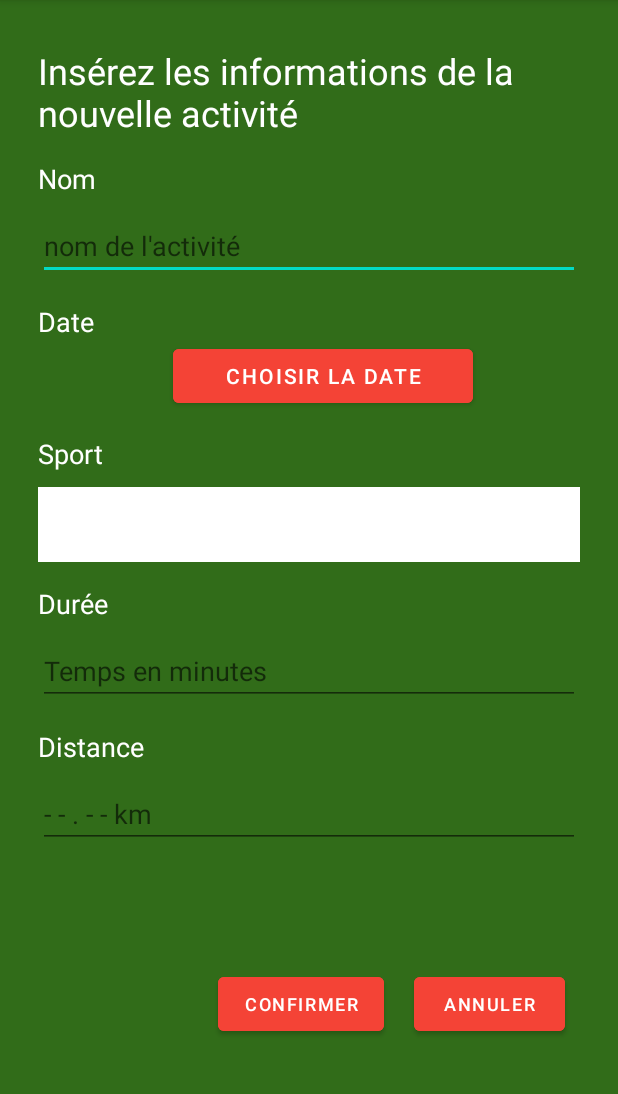
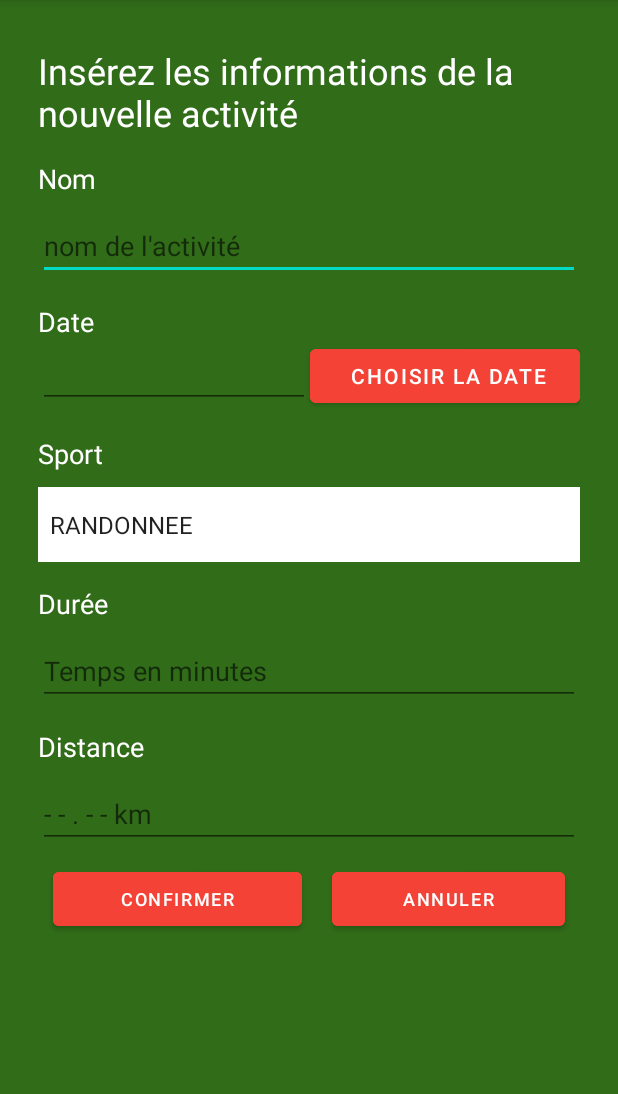
Before and after one commit to etiennebeaulieu/MaPan, an Android app: the ControleurHistorique screen opened directly, with no data from a screen before it, after a tap on an icon or button, on a phone screen of 412 x 824 dp, the part 84-1178 px from its top. Run offline under Robolectric (Android 15) with nearby library versions, the phone set to English and light mode, and no system bars.

Commit message:
ajouter activité

```diff
--- a/app/src/main/java/controleur/ControleurAjouterActivite.java
+++ b/app/src/main/java/controleur/ControleurAjouterActivite.java
@@ -1,13 +1,19 @@
 package controleur;
 
+import android.app.AlertDialog;
 import android.app.DatePickerDialog;
 import android.app.Dialog;
 import android.app.TimePickerDialog;
+import android.content.DialogInterface;
+import android.content.Intent;
 import android.os.Bundle;
 import android.view.View;
+import android.widget.Adapter;
+import android.widget.ArrayAdapter;
 import android.widget.Button;
 import android.widget.DatePicker;
 import android.widget.EditText;
+import android.widget.ListView;
 import android.widget.Spinner;
 
 import androidx.appcompat.app.AppCompatActivity;
@@ -15,22 +21,29 @@ import androidx.fragment.app.DialogFragment;
 
 import com.example.mapan.R;
 
+import java.sql.Date;
 import java.time.Instant;
 import java.time.temporal.Temporal;
 import java.util.Calendar;
-import java.util.Date;
+
+import modele.Activite;
+import modele.ActiviteAdapter;
+import modele.Fichier;
+import modele.Sport;
 
 public class ControleurAjouterActivite extends AppCompatActivity
 {
 
     private EditText editTextNom;
     private Spinner spinnerSport;
+    private EditText editTextDate;
     private Instant date;
     private EditText editTextDuree;
     private EditText editTextDistance;
     private Button boutonDate;
-
-    private DatePickerFragment datePicker;
+    private Activite activiteAjoutee;
+    //private ListView listeHistorique;
+    //private ActiviteAdapter adapter;
 
     @Override
     public void onCreate(Bundle savedInstanceState){
@@ -38,56 +51,51 @@ public class ControleurAjouterActivite extends AppCompatActivity
 
         setContentView(R.layout.ajouter_activite);
         editTextNom = findViewById(R.id.editTextNom);
+        editTextDate = findViewById(R.id.editTextDate);
         spinnerSport = (Spinner) findViewById(R.id.spinnerSport);
+        ArrayAdapter aa1 = new ArrayAdapter(this, android.R.layout.simple_spinner_item, Sport.values());
+        aa1.setDropDownViewResource(android.R.layout.simple_spinner_dropdown_item);
+        spinnerSport.setAdapter(aa1);
         editTextDuree = findViewById(R.id.editTextDuree);
         editTextDistance = findViewById(R.id.editTextDistance);
         boutonDate = findViewById(R.id.boutonDate);
 
-        datePicker = new DatePickerFragment();
+        /*adapter = new ActiviteAdapter(this, R.layout.list_row, Fichier.getListeActivites());
+        listeHistorique = findViewById(R.id.modifier_list);
+        listeHistorique.setAdapter(adapter);*/
     }
 
-    public String getNom(){
-        return this.editTextNom.getText().toString();
+    public Activite getActiviteAjoutee(){
+        return activiteAjoutee;
     }
 
-    public void setDate(Date date){
-        this.date = date.toInstant();
+    public void choisirDate(View view){
+        int selectedYear = Calendar.YEAR;
+        int selectedMonth = Calendar.MONTH;
+        int selectedDayOfMonth = Calendar.DAY_OF_MONTH;
+
+        DatePickerDialog.OnDateSetListener dateSetListener = new DatePickerDialog.OnDateSetListener() {
+            @Override
+            public void onDateSet(DatePicker view, int year, int month, int dayOfMonth) {
+                 editTextDate.setText(year + "-" + month + "-" + dayOfMonth);
+            }
+        };
+
+        DatePickerDialog datePickerDialog = new DatePickerDialog(this, android.R.style.Theme_Holo_Light_Dialog_NoActionBar,dateSetListener, selectedYear,selectedMonth,selectedDayOfMonth);
+        datePickerDialog.show();
     }
 
-    private void choisirDate(View view){
-        Dialog dialog = datePicker.getDialog();
+    public void confirmer(View view){
+        activiteAjoutee = new Activite(editTextNom.getText().toString(), Date.valueOf(editTextDate.getText().toString()).toInstant(),
+                Sport.valueOf(spinnerSport.getSelectedItem().toString()), Integer.valueOf(editTextDuree.getText().toString()),
+                Double.valueOf(editTextDistance.getText().toString()));
 
-        dialog.show();
+        Fichier.enregistrer(ControleurAjouterActivite.this, activiteAjoutee);
+
+        startActivity(new Intent(ControleurAjouterActivite.this, ControleurHistorique.class));
+    }
+
+    public void annuler(View view){
 
     }
-
-    public class DatePickerFragment extends DialogFragment implements DatePickerDialog.OnDateSetListener{
-        private final Calendar c = Calendar.getInstance();
-        private int year;
-        private int month;
-        private int day;
-        private Date date;
-        private Dialog dialog;
-
-        @Override
-        public Dialog onCreateDialog(Bundle savedInstanceState){
-            year = c.get(Calendar.YEAR);
-            month = c.get(Calendar.MONTH);
-            day = c.get(Calendar.DAY_OF_MONTH);
-
-            dialog = new DatePickerDialog(getActivity(),this, year, month, day);
-            return dialog;
-        }
-
-        @Override
-        public void onDateSet(DatePicker view, int year, int month, int dayOfMonth) {
-            date = new Date(year,month,dayOfMonth);
-
-            setDate(date);
-        }
-
-        public Dialog getDialog(){
-            return dialog;
-        }
-    }
 }
--- a/app/src/main/java/controleur/ControleurHistorique.java
+++ b/app/src/main/java/controleur/ControleurHistorique.java
@@ -142,8 +142,19 @@ public class ControleurHistorique extends AppCompatActivity implements PopupMenu
 
     }
 
+    public ListView getHistorique_list(){
+        return historique_list;
+    }
+
     public void ajouterActivite(View view) {
         startActivity(new Intent(ControleurHistorique.this, ControleurAjouterActivite.class));
+
+        /*Activite activiteAjoutee = new ControleurAjouterActivite().getActiviteAjoutee();
+        if(!activiteAjoutee.equals(null)) {
+            Fichier.enregistrer(ControleurHistorique.this, activiteAjoutee);
+            Fichier.rafraichir(ControleurHistorique.this);
+            adapter.notifyDataSetChanged();
+        }*/
 
         /*AlertDialog.Builder builderSport = new AlertDialog.Builder(this);
         AlertDialog.Builder builderNom = new AlertDialog.Builder(this);
--- a/app/src/main/res/layout/ajouter_activite.xml
+++ b/app/src/main/res/layout/ajouter_activite.xml
@@ -58,14 +58,28 @@
             android:textColor="#FFFFFF"
             android:textSize="18sp" />
 
-        <Button
-            android:id="@+id/boutonDate"
-            android:layout_width="200dp"
+        <LinearLayout
+            android:layout_width="match_parent"
             android:layout_height="wrap_content"
-            android:layout_marginLeft="90dp"
-            android:backgroundTint="#FFF44336"
-            android:onClick="choisirDate"
-            android:text="Choisir la date" />
+            android:orientation="horizontal">
+
+            <EditText
+                android:id="@+id/editTextDate"
+                android:layout_width="match_parent"
+                android:layout_height="wrap_content"
+                android:layout_weight="1"
+                android:ems="10"
+                android:inputType="date" />
+
+            <Button
+                android:id="@+id/boutonDate"
+                android:layout_width="180dp"
+                android:layout_height="wrap_content"
+                android:backgroundTint="#FFF44336"
+                android:onClick="choisirDate"
+                android:paddingLeft="20dp"
+                android:text="Choisir la date" />
+        </LinearLayout>
 
         <TextView
             android:id="@+id/sport"
@@ -123,10 +137,8 @@
 
         <LinearLayout
             android:layout_width="match_parent"
-            android:layout_height="match_parent"
-            android:orientation="horizontal"
-            android:paddingLeft="110dp"
-            android:paddingTop="70dp">
+            android:layout_height="wrap_content"
+            android:orientation="horizontal">
 
             <Button
                 android:id="@+id/confirmer"
@@ -135,6 +147,7 @@
                 android:layout_margin="10dp"
                 android:layout_weight="1"
                 android:backgroundTint="#FFF44336"
+                android:onClick="confirmer"
                 android:text="Confirmer"
                 android:textSize="12sp" />
 
@@ -145,6 +158,7 @@
                 android:layout_margin="10dp"
                 android:layout_weight="1"
                 android:backgroundTint="#FFF44336"
+                android:onClick="annuler"
                 android:text="Annuler"
                 android:textSize="12sp" />
         </LinearLayout>
```
